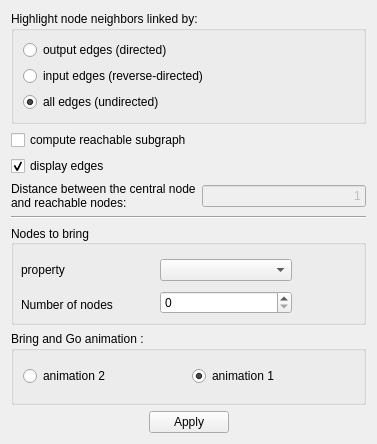
Qt form plugins/interactor/NeighborhoodHighlighter/NeighborhoodHighlighterConfigWidget.ui (Tulip-Dev/tulip) before a commit.
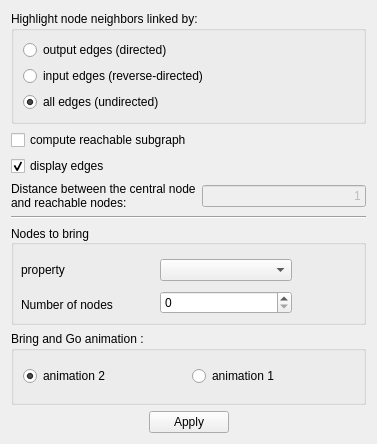
The same form after that commit.

Patch:
```diff
--- a/plugins/interactor/NeighborhoodHighlighter/NeighborhoodHighlighterConfigWidget.ui
+++ b/plugins/interactor/NeighborhoodHighlighter/NeighborhoodHighlighterConfigWidget.ui
@@ -181,6 +181,9 @@
         <property name="text">
          <string>animation 2</string>
         </property>
+        <property name="checked">
+         <bool>true</bool>
+        </property>
        </widget>
       </item>
       <item>
@@ -189,7 +192,7 @@
          <string>animation 1</string>
         </property>
         <property name="checked">
-         <bool>true</bool>
+         <bool>false</bool>
         </property>
        </widget>
       </item>
```
Left out of the diff: 2 changed lines with no effect on the pictures.
